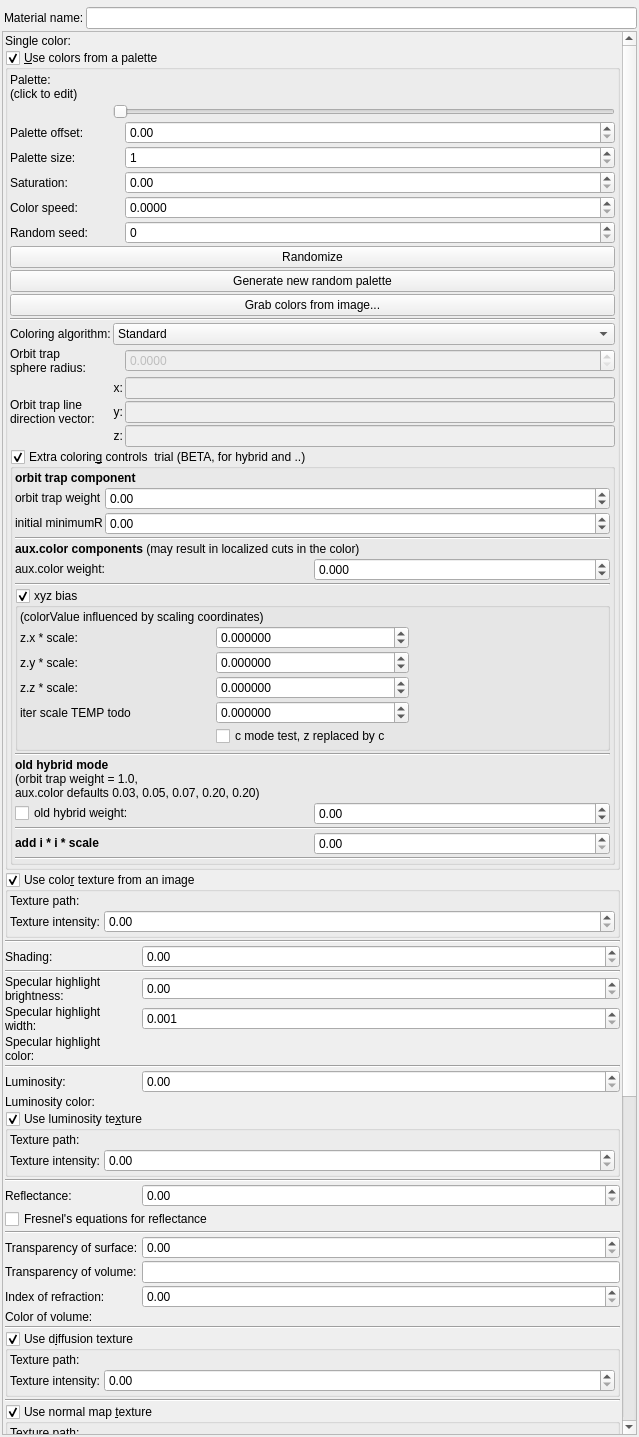
This is mandelbulber2/qt/material_editor.ui in buddhi1980/mandelbulber2 as Qt 5 draws it before an edit. The edited form follows.
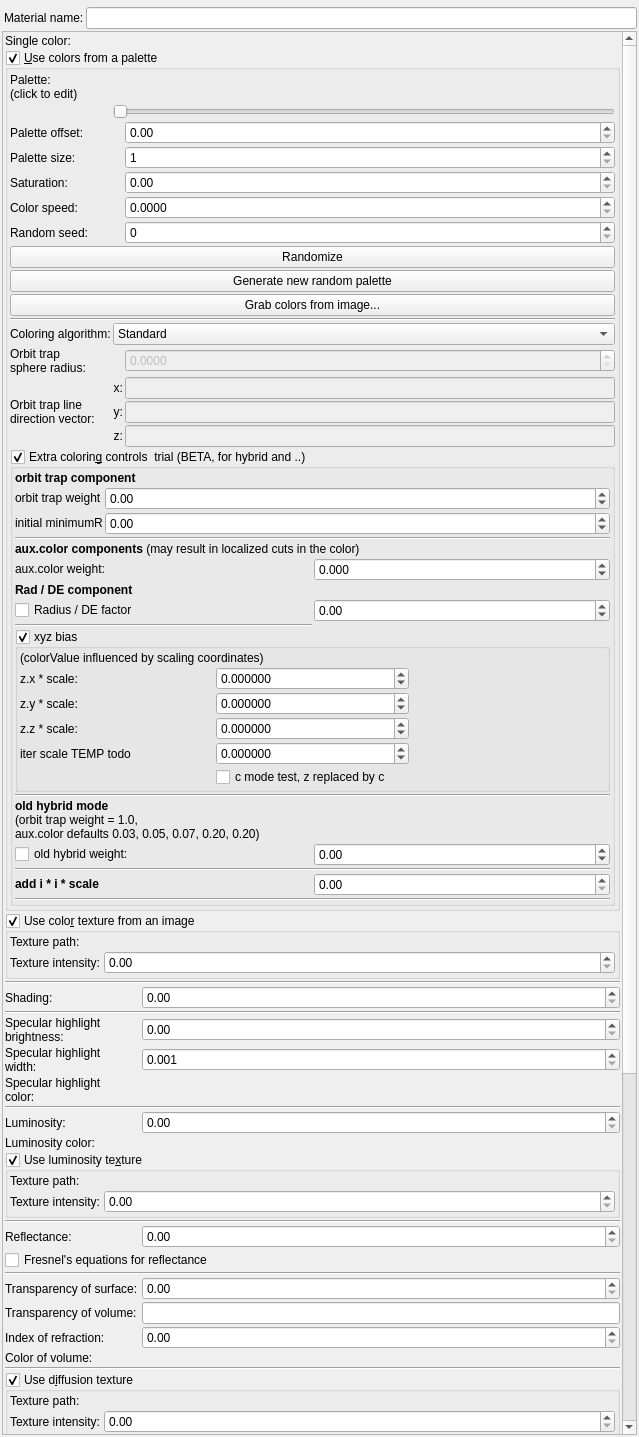
This is the edited form. Icons and pictures are not drawn. Custom widgets are drawn as their Qt base class.

Commit message: implementing the radius / DE component it can work well with boxBulbs

Diff of the .ui file:
```diff
--- a/mandelbulber2/qt/material_editor.ui
+++ b/mandelbulber2/qt/material_editor.ui
@@ -81,9 +81,9 @@
       <property name="geometry">
        <rect>
         <x>0</x>
-        <y>-309</y>
+        <y>0</y>
         <width>619</width>
-        <height>2098</height>
+        <height>2145</height>
        </rect>
       </property>
       <layout class="QVBoxLayout" name="verticalLayout_2">
@@ -1285,35 +1285,14 @@
                  <property name="spacing">
                   <number>2</number>
                  </property>
-                 <item row="17" column="0" colspan="2">
-                  <widget class="Line" name="line_8">
+                 <item row="10" column="0">
+                  <widget class="Line" name="line_9">
                    <property name="orientation">
                     <enum>Qt::Horizontal</enum>
                    </property>
                   </widget>
                  </item>
                  <item row="20" column="0" colspan="2">
-                  <widget class="Line" name="line">
-                   <property name="orientation">
-                    <enum>Qt::Horizontal</enum>
-                   </property>
-                  </widget>
-                 </item>
-                 <item row="21" column="0">
-                  <widget class="QLabel" name="label_34">
-                   <property name="text">
-                    <string>&lt;html&gt;&lt;head/&gt;&lt;body&gt;&lt;p&gt;&lt;span style=&quot; font-weight:600;&quot;&gt;add i * i * scale&lt;/span&gt;&lt;/p&gt;&lt;/body&gt;&lt;/html&gt;</string>
-                   </property>
-                  </widget>
-                 </item>
-                 <item row="19" column="0">
-                  <widget class="QCheckBox" name="checkBox_fractal_coloring_old_hybrid_enabled_false">
-                   <property name="text">
-                    <string notr="true">old hybrid weight:</string>
-                   </property>
-                  </widget>
-                 </item>
-                 <item row="18" column="0" colspan="2">
                   <widget class="QLabel" name="label_65">
                    <property name="font">
                     <font>
@@ -1326,7 +1305,7 @@
                    </property>
                   </widget>
                  </item>
-                 <item row="19" column="1">
+                 <item row="21" column="1">
                   <widget class="MyDoubleSpinBox" name="spinbox_fractal_coloring_old_hybrid_weight">
                    <property name="sizePolicy">
                     <sizepolicy hsizetype="Minimum" vsizetype="Maximum">
@@ -1374,21 +1353,8 @@
                    </property>
                   </widget>
                  </item>
-                 <item row="7" column="0">
-                  <widget class="QLabel" name="label_58">
-                   <property name="font">
-                    <font>
-                     <weight>75</weight>
-                     <bold>true</bold>
-                    </font>
-                   </property>
-                   <property name="text">
-                    <string>&lt;html&gt;&lt;head/&gt;&lt;body&gt;&lt;p&gt;&lt;span style=&quot; font-weight:400;&quot;&gt;aux.color weight:&lt;/span&gt;&lt;/p&gt;&lt;/body&gt;&lt;/html&gt;</string>
-                   </property>
-                  </widget>
-                 </item>
-                 <item row="21" column="1">
-                  <widget class="MyDoubleSpinBox" name="spinbox_fractal_coloring_ii_add_scale">
+                 <item row="9" column="1">
+                  <widget class="MyDoubleSpinBox" name="spinbox_fractal_coloring_rad_div_de_weight">
                    <property name="sizePolicy">
                     <sizepolicy hsizetype="Minimum" vsizetype="Maximum">
                      <horstretch>0</horstretch>
@@ -1405,45 +1371,17 @@
                     <number>2</number>
                    </property>
                    <property name="minimum">
-                    <double>0.000000000000000</double>
+                    <double>-10000.000000000000000</double>
                    </property>
                    <property name="maximum">
-                    <double>99999.000000000000000</double>
+                    <double>10000.000000000000000</double>
                    </property>
                    <property name="singleStep">
                     <double>0.100000000000000</double>
                    </property>
                   </widget>
                  </item>
-                 <item row="7" column="1">
-                  <widget class="MyDoubleSpinBox" name="spinbox_fractal_coloring_aux_color_weight">
-                   <property name="sizePolicy">
-                    <sizepolicy hsizetype="Minimum" vsizetype="Maximum">
-                     <horstretch>0</horstretch>
-                     <verstretch>0</verstretch>
-                    </sizepolicy>
-                   </property>
-                   <property name="prefix">
-                    <string/>
-                   </property>
-                   <property name="suffix">
-                    <string/>
-                   </property>
-                   <property name="decimals">
-                    <number>3</number>
-                   </property>
-                   <property name="minimum">
-                    <double>-999.999000000000024</double>
-                   </property>
-                   <property name="maximum">
-                    <double>999.999000000000024</double>
-                   </property>
-                   <property name="singleStep">
-                    <double>0.100000000000000</double>
-                   </property>
-                  </widget>
-                 </item>
-                 <item row="9" column="0" colspan="2">
+                 <item row="11" column="0" colspan="2">
                   <widget class="MyGroupBox" name="groupCheck_fractal_coloring_xyz_bias_enabled_false">
                    <property name="toolTip">
                     <string/>
@@ -1634,10 +1572,120 @@
                    </layout>
                   </widget>
                  </item>
+                 <item row="19" column="0" colspan="2">
+                  <widget class="Line" name="line_8">
+                   <property name="orientation">
+                    <enum>Qt::Horizontal</enum>
+                   </property>
+                  </widget>
+                 </item>
+                 <item row="22" column="0" colspan="2">
+                  <widget class="Line" name="line">
+                   <property name="orientation">
+                    <enum>Qt::Horizontal</enum>
+                   </property>
+                  </widget>
+                 </item>
+                 <item row="23" column="0">
+                  <widget class="QLabel" name="label_34">
+                   <property name="text">
+                    <string>&lt;html&gt;&lt;head/&gt;&lt;body&gt;&lt;p&gt;&lt;span style=&quot; font-weight:600;&quot;&gt;add i * i * scale&lt;/span&gt;&lt;/p&gt;&lt;/body&gt;&lt;/html&gt;</string>
+                   </property>
+                  </widget>
+                 </item>
+                 <item row="21" column="0">
+                  <widget class="QCheckBox" name="checkBox_fractal_coloring_old_hybrid_enabled_false">
+                   <property name="text">
+                    <string notr="true">old hybrid weight:</string>
+                   </property>
+                  </widget>
+                 </item>
+                 <item row="7" column="0">
+                  <widget class="QLabel" name="label_58">
+                   <property name="font">
+                    <font>
+                     <weight>75</weight>
+                     <bold>true</bold>
+                    </font>
+                   </property>
+                   <property name="text">
+                    <string>&lt;html&gt;&lt;head/&gt;&lt;body&gt;&lt;p&gt;&lt;span style=&quot; font-weight:400;&quot;&gt;aux.color weight:&lt;/span&gt;&lt;/p&gt;&lt;/body&gt;&lt;/html&gt;</string>
+                   </property>
+                  </widget>
+                 </item>
+                 <item row="23" column="1">
+                  <widget class="MyDoubleSpinBox" name="spinbox_fractal_coloring_ii_add_scale">
+                   <property name="sizePolicy">
+                    <sizepolicy hsizetype="Minimum" vsizetype="Maximum">
+                     <horstretch>0</horstretch>
+                     <verstretch>0</verstretch>
+                    </sizepolicy>
+                   </property>
+                   <property name="prefix">
+                    <string/>
+                   </property>
+                   <property name="suffix">
+                    <string/>
+                   </property>
+                   <property name="decimals">
+                    <number>2</number>
+                   </property>
+                   <property name="minimum">
+                    <double>0.000000000000000</double>
+                   </property>
+                   <property name="maximum">
+                    <double>99999.000000000000000</double>
+                   </property>
+                   <property name="singleStep">
+                    <double>0.100000000000000</double>
+                   </property>
+                  </widget>
+                 </item>
+                 <item row="7" column="1">
+                  <widget class="MyDoubleSpinBox" name="spinbox_fractal_coloring_aux_color_weight">
+                   <property name="sizePolicy">
+                    <sizepolicy hsizetype="Minimum" vsizetype="Maximum">
+                     <horstretch>0</horstretch>
+                     <verstretch>0</verstretch>
+                    </sizepolicy>
+                   </property>
+                   <property name="prefix">
+                    <string/>
+                   </property>
+                   <property name="suffix">
+                    <string/>
+                   </property>
+                   <property name="decimals">
+                    <number>3</number>
+                   </property>
+                   <property name="minimum">
+                    <double>-999.999000000000024</double>
+                   </property>
+                   <property name="maximum">
+                    <double>999.999000000000024</double>
+                   </property>
+                   <property name="singleStep">
+                    <double>0.100000000000000</double>
+                   </property>
+                  </widget>
+                 </item>
+                 <item row="9" column="0">
+                  <widget class="QCheckBox" name="checkBox_fractal_coloring_rad_div_de_enabled_false">
+                   <property name="text">
+                    <string notr="true">Radius / DE factor</string>
+                   </property>
+                  </widget>
+                 </item>
                  <item row="8" column="0" colspan="2">
-                  <widget class="Line" name="line_9">
-                   <property name="orientation">
-                    <enum>Qt::Horizontal</enum>
+                  <widget class="QLabel" name="label_76">
+                   <property name="font">
+                    <font>
+                     <weight>75</weight>
+                     <bold>true</bold>
+                    </font>
+                   </property>
+                   <property name="text">
+                    <string>&lt;html&gt;&lt;head/&gt;&lt;body&gt;&lt;p&gt;Rad / DE component &lt;/p&gt;&lt;/body&gt;&lt;/html&gt;</string>
                    </property>
                   </widget>
                  </item>
```
The commit also changes 5 other files.
